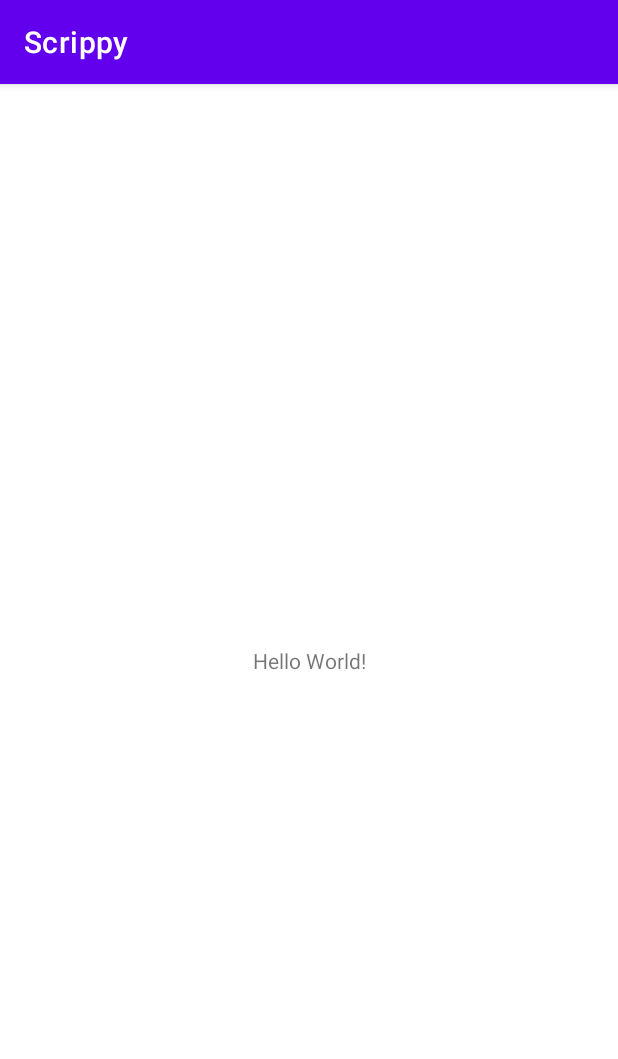
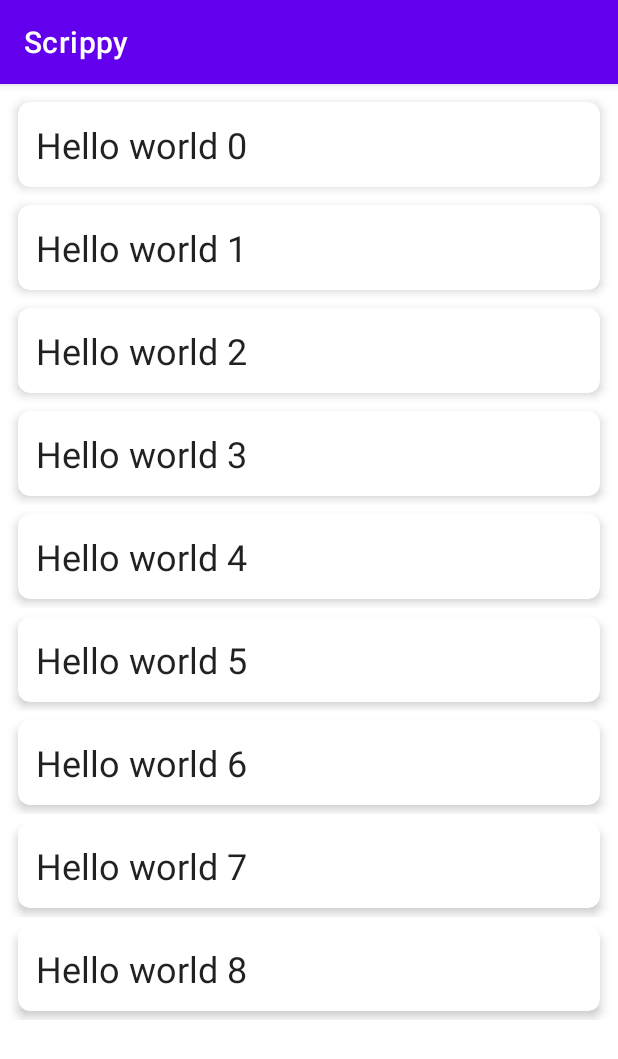
Before and after one commit to tytydraco/Scrippy, an Android app: the screen it shows after launch (MainActivity), on a phone screen of 412 x 824 dp. Shown: the top 1059 px of the screen. Run offline under Robolectric (Android 15) with nearby library versions, the phone set to English and light mode, and no system bars.

Commit message:
Recycler view
Signed-off-by: Tyler Nijmeh <tylernij@gmail.com>

```diff
--- a/app/build.gradle
+++ b/app/build.gradle
@@ -30,10 +30,6 @@ android {
     kotlinOptions {
         jvmTarget = '1.8'
     }
-
-    buildFeatures {
-        viewBinding true
-    }
 }
 
 dependencies {
--- a/app/src/main/java/com/draco/scrippy/MainActivity.kt
+++ b/app/src/main/java/com/draco/scrippy/MainActivity.kt
@@ -2,10 +2,36 @@ package com.draco.scrippy
 
 import androidx.appcompat.app.AppCompatActivity
 import android.os.Bundle
+import androidx.recyclerview.widget.LinearLayoutManager
+import androidx.recyclerview.widget.RecyclerView
+import com.draco.scrippy.adapters.ScriptAdapter
+import com.draco.scrippy.models.Script
 
 class MainActivity : AppCompatActivity() {
+    private lateinit var recycler: RecyclerView
+    private lateinit var adapter: ScriptAdapter
+
     override fun onCreate(savedInstanceState: Bundle?) {
         super.onCreate(savedInstanceState)
         setContentView(R.layout.activity_main)
+
+        recycler = findViewById(R.id.recycler)
+
+        adapter = ScriptAdapter(
+            arrayOf(
+                Script("Hello world 0", "echo Hello World!"),
+                Script("Hello world 1", "echo Hello World!"),
+                Script("Hello world 2", "echo Hello World!"),
+                Script("Hello world 3", "echo Hello World!"),
+                Script("Hello world 4", "echo Hello World!"),
+                Script("Hello world 5", "echo Hello World!"),
+                Script("Hello world 6", "echo Hello World!"),
+                Script("Hello world 7", "echo Hello World!"),
+                Script("Hello world 8", "echo Hello World!"),
+            )
+        )
+
+        recycler.adapter = adapter
+        recycler.layoutManager = LinearLayoutManager(this)
     }
 }
--- /dev/null
+++ b/app/src/main/java/com/draco/scrippy/adapters/ScriptAdapter.kt
@@ -0,0 +1,30 @@
+package com.draco.scrippy.adapters
+
+import android.view.LayoutInflater
+import android.view.View
+import android.view.ViewGroup
+import android.widget.TextView
+import androidx.recyclerview.widget.RecyclerView
+import com.draco.scrippy.R
+import com.draco.scrippy.models.Script
+
+class ScriptAdapter(private val scripts: Array<Script>) :
+    RecyclerView.Adapter<ScriptAdapter.ViewHolder>() {
+    class ViewHolder(view: View) : RecyclerView.ViewHolder(view) {
+        val name = view.findViewById<TextView>(R.id.name)
+    }
+
+    override fun getItemCount() = scripts.size
+
+    override fun onCreateViewHolder(parent: ViewGroup, viewType: Int): ViewHolder {
+        val binding = LayoutInflater.from(parent.context)
+            .inflate(R.layout.script_item, parent, false)
+        return ViewHolder(binding)
+    }
+
+    override fun onBindViewHolder(holder: ViewHolder, position: Int) {
+        val script = scripts[position]
+
+        holder.name.text = script.name
+    }
+}
--- /dev/null
+++ b/app/src/main/java/com/draco/scrippy/models/Script.kt
@@ -0,0 +1,6 @@
+package com.draco.scrippy.models
+
+data class Script(
+    val name: String,
+    val contents: String
+)
--- a/app/src/main/res/layout/activity_main.xml
+++ b/app/src/main/res/layout/activity_main.xml
@@ -1,18 +1,13 @@
 <?xml version="1.0" encoding="utf-8"?>
-<androidx.constraintlayout.widget.ConstraintLayout xmlns:android="http://schemas.android.com/apk/res/android"
+<RelativeLayout xmlns:android="http://schemas.android.com/apk/res/android"
     xmlns:app="http://schemas.android.com/apk/res-auto"
-    xmlns:tools="http://schemas.android.com/tools"
     android:layout_width="match_parent"
-    android:layout_height="match_parent"
-    tools:context=".MainActivity">
+    android:layout_height="match_parent">
 
-    <TextView
-        android:layout_width="wrap_content"
-        android:layout_height="wrap_content"
-        android:text="Hello World!"
-        app:layout_constraintBottom_toBottomOf="parent"
-        app:layout_constraintEnd_toEndOf="parent"
-        app:layout_constraintStart_toStartOf="parent"
-        app:layout_constraintTop_toTopOf="parent" />
+    <androidx.recyclerview.widget.RecyclerView
+        android:layout_width="match_parent"
+        android:layout_height="match_parent"
+        android:id="@+id/recycler"
+        style="@style/ScriptRecycler" />
 
-</androidx.constraintlayout.widget.ConstraintLayout>
+</RelativeLayout>
--- /dev/null
+++ b/app/src/main/res/layout/script_item.xml
@@ -0,0 +1,17 @@
+<?xml version="1.0" encoding="utf-8"?>
+<RelativeLayout xmlns:android="http://schemas.android.com/apk/res/android"
+    xmlns:app="http://schemas.android.com/apk/res-auto"
+    android:layout_width="match_parent"
+    android:layout_height="wrap_content"
+    style="@style/ScriptItem">
+    <androidx.cardview.widget.CardView
+        android:layout_width="match_parent"
+        android:layout_height="match_parent"
+        style="@style/ScriptItem.CardView">
+        <TextView
+            android:layout_width="match_parent"
+            android:layout_height="wrap_content"
+            android:id="@+id/name"
+            style="@style/ScriptItem.Text" />
+    </androidx.cardview.widget.CardView>
+</RelativeLayout>
--- /dev/null
+++ b/app/src/main/res/values/styles.xml
@@ -0,0 +1,26 @@
+<?xml version="1.0" encoding="utf-8"?>
+<resources>
+    <style name="ScriptRecycler">
+        <item name="android:paddingTop">6dp</item>
+        <item name="android:paddingBottom">6dp</item>
+        <item name="android:clipToPadding">false</item>
+    </style>
+
+    <style name="ScriptItem">
+        <item name="android:paddingStart">12dp</item>
+        <item name="android:paddingEnd">12dp</item>
+        <item name="android:paddingTop">6dp</item>
+        <item name="android:paddingBottom">6dp</item>
+        <item name="android:clipToPadding">false</item>
+    </style>
+
+    <style name="ScriptItem.CardView" parent="Base.CardView">
+        <item name="contentPadding">12dp</item>
+        <item name="cardElevation">4dp</item>
+        <item name="cardCornerRadius">8dp</item>
+    </style>
+
+    <style name="ScriptItem.Text" parent="TextAppearance.AppCompat.Headline">
+
+    </style>
+</resources>
```
